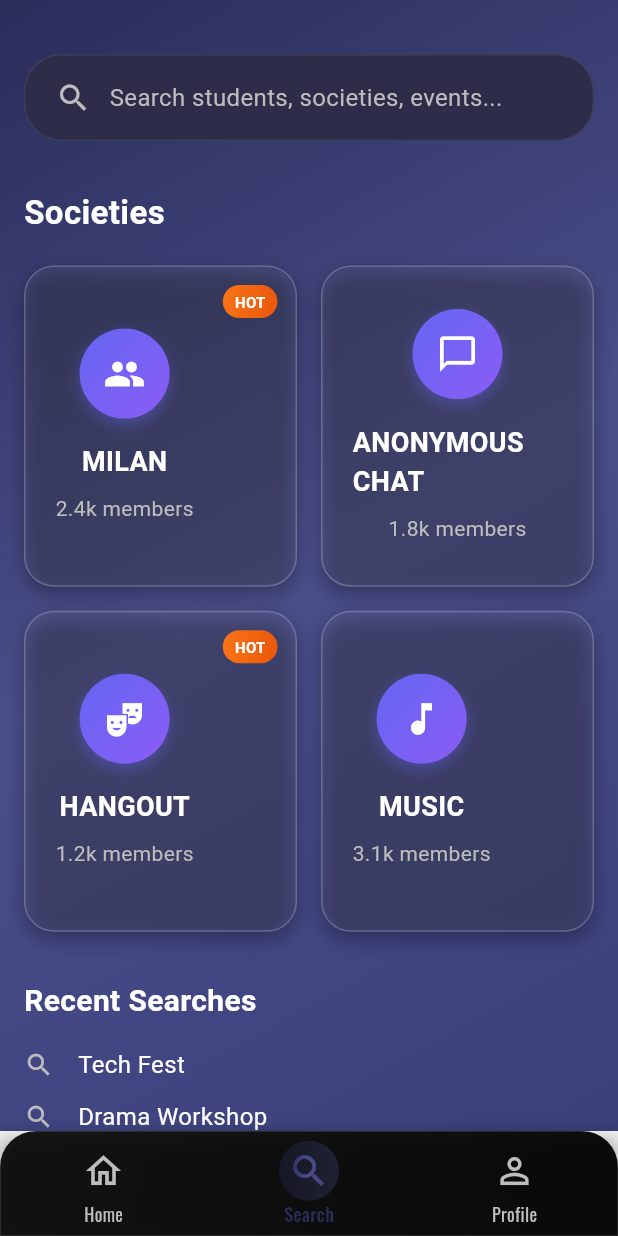
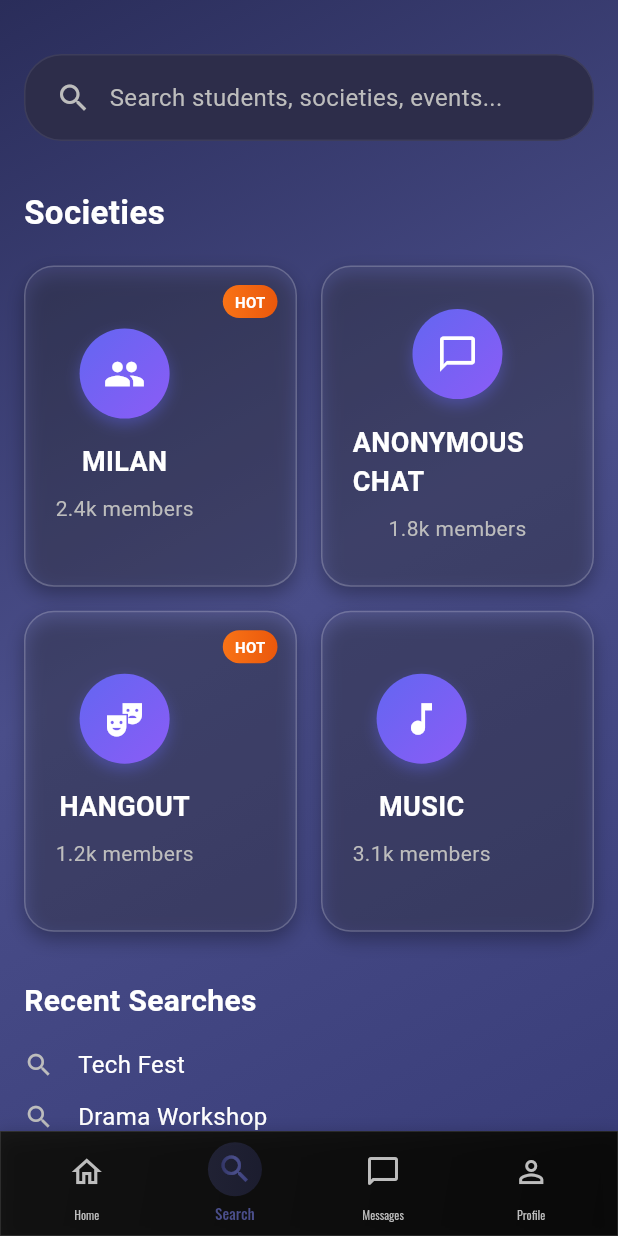
Before and after one commit to WEFT-TIET/FRONTEND, a Flutter app: the BottomNavBar screen opened by its route, item 2 of the bottom bar chosen, on a phone screen of 412 x 824 dp. Run offline on Flutter 3.47's test engine with Material 3 defaults, Android fonts, the phone set to English and light mode, and no system bars; our stand-ins replace cloud_firestore, firebase_core, firebase_storage, flutter_card_swiper, flutter_riverpod, flutter_svg and 4 more; missing offline and left inert: jwt_decode; accounts and stored records are empty; network calls fail.

Commit message:
Navbar Updated

```diff
--- a/frontend_weft/lib/features/navbar/navigation.dart
+++ b/frontend_weft/lib/features/navbar/navigation.dart
@@ -15,54 +15,163 @@ class BottomNavBar extends StatefulWidget {
   State<BottomNavBar> createState() => _BottomNavBarState();
 }
 
-class _BottomNavBarState extends State<BottomNavBar> {
+class _BottomNavBarState extends State<BottomNavBar>
+    with SingleTickerProviderStateMixin {
   int _selectedIndex = 0;
+  late AnimationController _animationController;
 
-  static final List<Widget> _pages = <Widget>[
+  // Static pages list - fully const for maximum optimization
+  static const List<Widget> _pages = [
     HomePage(),
     SearchPage(),
-    // MessagePage(),
+    MessagePage(),
     ProfilePage(),
   ];
 
-  // Color scheme
-  static const Color activeIconColor = AppPallete.gradient1;
-  static const Color activeTextColor = AppPallete.gradient2;
-  static final Color inactiveColor = AppPallete.greyColor;
-  static const List<Color> gradientColors = [
+  // Pre-computed static decorations to avoid recreation
+  static final BoxDecoration _activeDecoration = BoxDecoration(
+    shape: BoxShape.circle,
+    gradient: LinearGradient(colors: [
+      AppPallete.gradient2.withOpacity(0.3),
+      AppPallete.gradient3.withOpacity(0.3),
+    ]),
+  );
+
+  static const BoxDecoration _inactiveDecoration = BoxDecoration(
+    shape: BoxShape.circle,
+    color: Colors.transparent,
+  );
+
+  // Cached gradient
+  static const LinearGradient _iconGradient = LinearGradient(colors: [
     AppPallete.gradient1,
     AppPallete.gradient2,
     AppPallete.gradient3,
+  ]);
+
+  // Pre-computed text styles as static
+  static final TextStyle _activeTextStyle = GoogleFonts.oswald(
+    color: AppPallete.gradient2,
+    fontSize: 10,
+    fontWeight: FontWeight.w500,
+  );
+
+  static final TextStyle _inactiveTextStyle = GoogleFonts.oswald(
+    color: AppPallete.greyColor,
+    fontSize: 8,
+  );
+
+  // Navigation items with const constructor
+  static const List<_NavItemData> _navItems = [
+    _NavItemData(Icons.home_outlined, Icons.home_filled, 'Home'),
+    _NavItemData(Icons.search_outlined, Icons.search, 'Search'),
+    _NavItemData(Icons.chat_bubble_outline_rounded, Icons.chat_bubble, 'Messages'),
+    _NavItemData(Icons.person_outline, Icons.person, 'Profile'),
   ];
 
+  // Pre-built inactive icons to avoid recreation
+  late final List<Widget> _inactiveIcons;
+  late final List<Widget> _activeIcons;
+
+  @override
+  void initState() {
+    super.initState();
+
+    _animationController = AnimationController(
+      duration: const Duration(milliseconds: 200),
+      vsync: this,
+    );
+
+    // Pre-build all icon widgets to avoid recreation
+    _inactiveIcons = List.generate(_navItems.length, (index) {
+      return Icon(
+        _navItems[index].icon,
+        size: 24,
+        color: AppPallete.greyColor,
+        key: ValueKey('inactive_$index'),
+      );
+    });
+
+    _activeIcons = List.generate(_navItems.length, (index) {
+      return GradientIcon(
+        icon: _navItems[index].activeIcon,
+        gradient: _iconGradient,
+        size: 24,
+        key: ValueKey('active_$index'),
+      );
+    });
+  }
+
+  @override
+  void dispose() {
+    _animationController.dispose();
+    super.dispose();
+  }
+
   void _onItemTapped(int index) {
-    setState(() {
-      _selectedIndex = index;
+    if (_selectedIndex != index) {
+      setState(() => _selectedIndex = index);
+      _animationController.forward().then((_) {
+        _animationController.reset();
       });
+    }
+  }
+
+  Widget _buildNavItem(int index) {
+    final item = _navItems[index];
+    final isSelected = _selectedIndex == index;
+
+    return Expanded(
+      child: GestureDetector(
+        onTap: () => _onItemTapped(index),
+        behavior: HitTestBehavior.opaque,
+        child: RepaintBoundary( // Isolate repaints
+          child: Column(
+            mainAxisSize: MainAxisSize.min,
+            children: [
+              AnimatedContainer(
+                duration: const Duration(milliseconds: 200),
+                curve: Curves.easeInOut,
+                padding: const EdgeInsets.all(6),
+                decoration: isSelected ? _activeDecoration : _inactiveDecoration,
+                child: isSelected ? _activeIcons[index] : _inactiveIcons[index],
+              ),
+              const SizedBox(height: 4),
+              AnimatedDefaultTextStyle(
+                duration: const Duration(milliseconds: 150),
+                style: isSelected ? _activeTextStyle : _inactiveTextStyle,
+                child: Text(item.label),
+              ),
+            ],
+          ),
+        ),
+      ),
+    );
   }
 
   @override
   Widget build(BuildContext context) {
     return Scaffold(
       backgroundColor: AppPallete.transperantColor,
-      body: _pages[_selectedIndex],
-      bottomNavigationBar: Container(
-        decoration: BoxDecoration(
+      body: IndexedStack(
+        index: _selectedIndex,
+        children: _pages,
+      ),
+      bottomNavigationBar: RepaintBoundary( // Isolate bottom nav repaints
+        child: Container(
+          decoration: const BoxDecoration(
             boxShadow: [
               BoxShadow(
-              color: AppPallete.blackColor.withOpacity(0.3),
+                color: Color.fromRGBO(0, 0, 0, 0.3),
                 blurRadius: 10,
                 spreadRadius: 2,
-              offset: const Offset(0, 5),
+                offset: Offset(0, 5),
               ),
             ],
           ),
           child: ClipRRect(
-          borderRadius: const BorderRadius.only(
-            topLeft: Radius.circular(24),
-            topRight: Radius.circular(24),
-          ),
             child: Container(
+              height: 70,
               decoration: BoxDecoration(
                 gradient: LinearGradient(
                   begin: Alignment.topLeft,
@@ -77,119 +186,16 @@ class _BottomNavBarState extends State<BottomNavBar> {
                   width: 0.5,
                 ),
               ),
-            child: Theme(
-              data: Theme.of(context).copyWith(
-                splashColor: Colors.transparent,
-                highlightColor: Colors.transparent,
-              ),
-              child: BottomNavigationBar(
-                elevation: 0,
-                currentIndex: _selectedIndex,
-                onTap: _onItemTapped,
-                backgroundColor: Colors.transparent,
-                selectedItemColor: activeIconColor,
-                unselectedItemColor: inactiveColor,
-                type: BottomNavigationBarType.fixed,
-                showSelectedLabels: true,
-                showUnselectedLabels: true,
-                selectedLabelStyle: GoogleFonts.getFont(
-                  'Oswald',
-                  color: activeTextColor,
-                  fontSize: 12,
-                  fontWeight: FontWeight.w500,
-                ),
-                unselectedLabelStyle: GoogleFonts.getFont(
-                  'Oswald',
-                  color: inactiveColor,
-                  fontSize: 12,
-                ),
-                iconSize: 28,
-                items: [
-                  BottomNavigationBarItem(
-                    icon: Container(
-                      padding: const EdgeInsets.all(6),
-                      decoration: BoxDecoration(
-                        shape: BoxShape.circle,
-                        color: _selectedIndex == 0
-                            ? AppPallete.gradient1.withOpacity(0.2)
-                            : Colors.transparent,
-                      ),
-                      child: const Icon(Icons.home_outlined),
-                    ),
-                    activeIcon: Container(
-                      padding: const EdgeInsets.all(6),
-                      decoration: BoxDecoration(
-                        shape: BoxShape.circle,
-                        gradient: LinearGradient(colors: [
-                          AppPallete.gradient1.withOpacity(0.3),
-                          AppPallete.gradient2.withOpacity(0.3),
-                        ]),
-                      ),
-                      child: const GradientIcon(
-                        icon: Icons.home_filled,
-                        gradient: LinearGradient(colors: gradientColors),
-                        size: 28,
+              child: SafeArea(
+                child: Padding(
+                  padding: const EdgeInsets.symmetric(horizontal: 8, vertical: 4),
+                  child: Row(
+                    children: List.generate(
+                      _navItems.length,
+                      _buildNavItem,
                     ),
                   ),
-                    label: 'Home',
                 ),
-                  BottomNavigationBarItem(
-                    icon: Container(
-                      padding: const EdgeInsets.all(6),
-                      decoration: BoxDecoration(
-                        shape: BoxShape.circle,
-                        color: _selectedIndex == 1
-                            ? AppPallete.gradient1.withOpacity(0.2)
-                            : Colors.transparent,
-                      ),
-                      child: const Icon(Icons.search_outlined),
-                    ),
-                    activeIcon: Container(
-                      padding: const EdgeInsets.all(6),
-                      decoration: BoxDecoration(
-                        shape: BoxShape.circle,
-                        gradient: LinearGradient(colors: [
-                          AppPallete.gradient1.withOpacity(0.3),
-                          AppPallete.gradient2.withOpacity(0.3),
-                        ]),
-                      ),
-                      child: const GradientIcon(
-                        icon: Icons.search,
-                        gradient: LinearGradient(colors: gradientColors),
-                        size: 28,
-                      ),
-                    ),
-                    label: 'Search',
-                  ),
-                  BottomNavigationBarItem(
-                    icon: Container(
-                      padding: const EdgeInsets.all(6),
-                      decoration: BoxDecoration(
-                        shape: BoxShape.circle,
-                        color: _selectedIndex == 2
-                            ? AppPallete.gradient1.withOpacity(0.2)
-                            : Colors.transparent,
-                      ),
-                      child: const Icon(Icons.person_outline),
-                    ),
-                    activeIcon: Container(
-                      padding: const EdgeInsets.all(6),
-                      decoration: BoxDecoration(
-                        shape: BoxShape.circle,
-                        gradient: LinearGradient(colors: [
-                          AppPallete.gradient1.withOpacity(0.3),
-                          AppPallete.gradient2.withOpacity(0.3),
-                        ]),
-                      ),
-                      child: const GradientIcon(
-                        icon: Icons.person,
-                        gradient: LinearGradient(colors: gradientColors),
-                        size: 28,
-                      ),
-                    ),
-                    label: 'Profile',
-                  ),
-                ],
               ),
             ),
           ),
@@ -198,3 +204,13 @@ class _BottomNavBarState extends State<BottomNavBar> {
     );
   }
 }
+
+// Immutable data class with const constructor
+@immutable
+class _NavItemData {
+  final IconData icon;
+  final IconData activeIcon;
+  final String label;
+
+  const _NavItemData(this.icon, this.activeIcon, this.label);
+}
```
Lines whose indentation alone changed are shown as unchanged.
